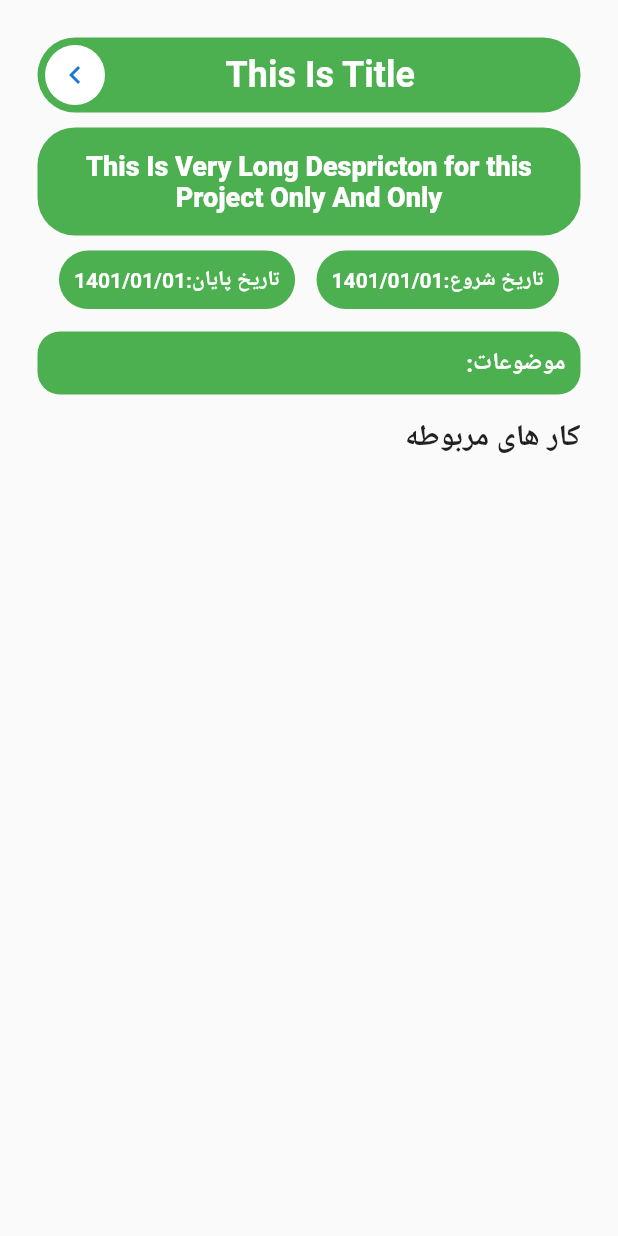
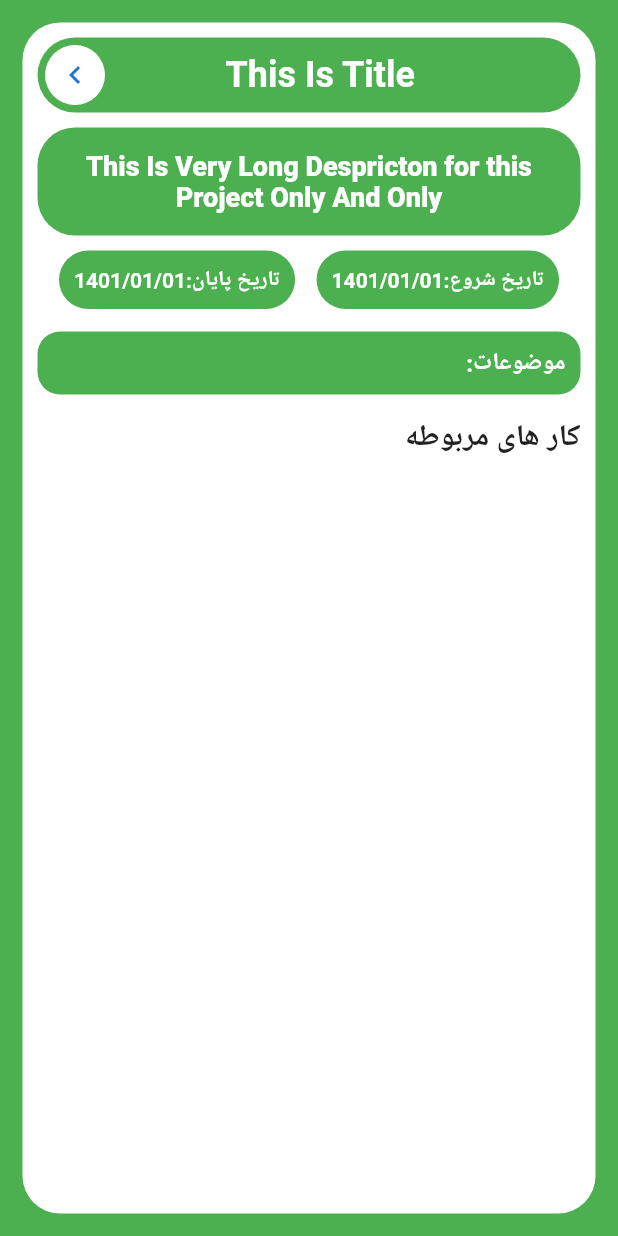
Before and after one commit to triborg34/taskmanagerApp, a Flutter app: the screen it shows after launch, on a phone screen of 412 x 824 dp. Run offline on Flutter 3.47's test engine with Material 2 defaults, Android fonts, the light colour scheme and no system bars; our stand-ins replace animated_bottom_navigation_bar, get, hive, hive_flutter, multi_select_flutter, percent_indicator and 2 more; missing offline and left inert: animated_floating_buttons, flutter_walkthrough_screen, persian_datetimepickers; accounts and stored records are empty.

Commit message:
somechange to ditales screen

```diff
--- a/lib/screens/detales_screen.dart
+++ b/lib/screens/detales_screen.dart
@@ -10,8 +10,11 @@ class DetailsScreen extends StatelessWidget {
   Widget build(BuildContext context) {
     return SafeArea(
       child: Scaffold(
+        backgroundColor: Colors.green,
           body: Container(
-        margin: EdgeInsets.all(25),
+            decoration: BoxDecoration(color: Colors.white,borderRadius: BorderRadius.circular(25)),
+            padding: EdgeInsets.all(10),
+        margin: EdgeInsets.all(15),
         height: ScreenSize(context).screenHeight,
         width: ScreenSize(context).screenWith,
         child: isProject ? projectDetails() : taskDetails(),
```
